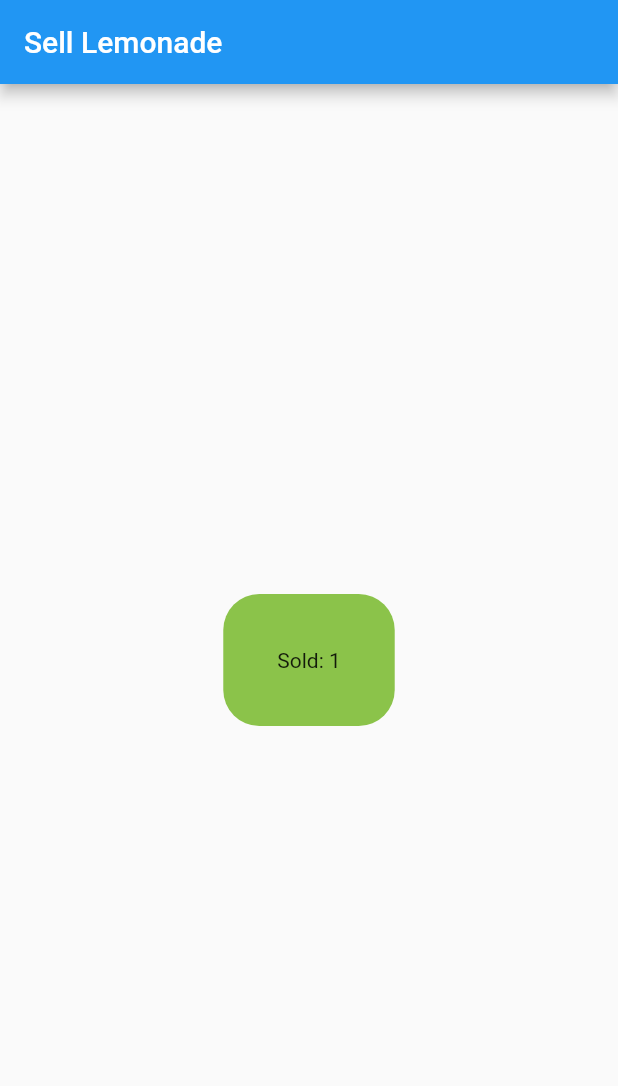
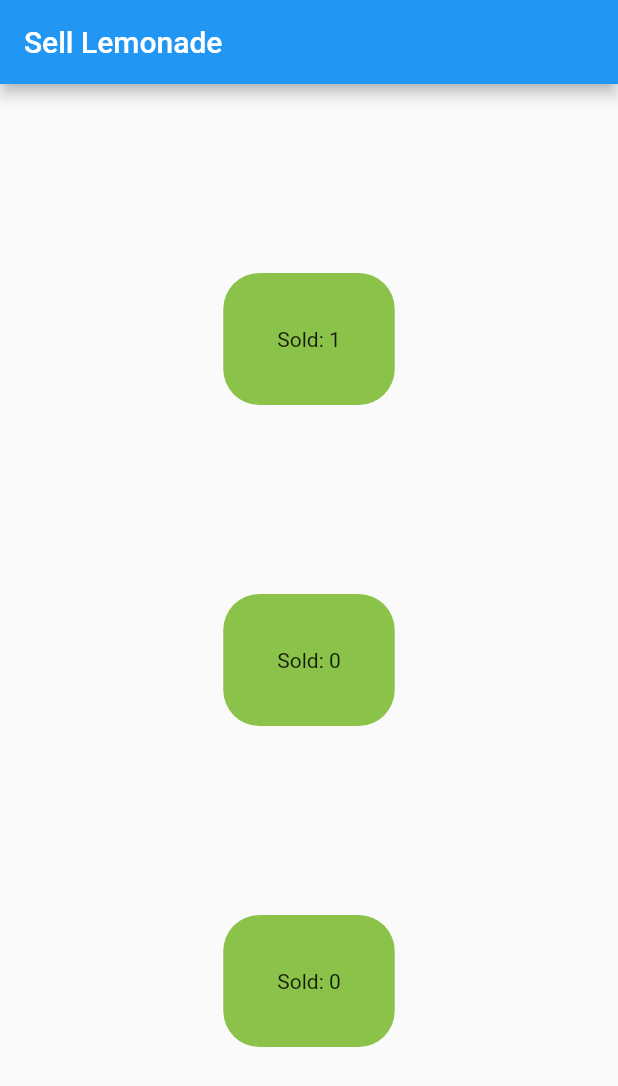
Before and after one commit to eharris733/LemonadeSeller, a Flutter app: the screen it shows after launch, after a tap on an icon or button, on a phone screen of 412 x 824 dp. Shown: the top 1086 px of the screen. Run offline on Flutter 3.47's test engine with Material 2 defaults, Android fonts, the phone set to English and light mode, and no system bars.

Commit message:
Added multiple buttons and layed them out in rows and columns

```diff
--- a/lib/genericButton.dart
+++ b/lib/genericButton.dart
@@ -9,10 +9,10 @@ class GenericButton extends StatefulWidget {
 
 
   class _ButtonState extends State<GenericButton>{
-  int money = 0;
+  int _money = 0;
   void _makeMoney(){
     setState(() {
-      money++;
+      _money++;
     });
   }
   Widget build(BuildContext context) {
@@ -29,7 +29,7 @@ class GenericButton extends StatefulWidget {
           color: Colors.lightGreen,
           borderRadius: BorderRadius.circular(24.0),
         ),
-        child: Text('Sold: $money'),
+        child: Text('Sold: $_money'),
       ),
     );
   }
--- a/lib/main.dart
+++ b/lib/main.dart
@@ -1,7 +1,7 @@
 import 'package:flutter/material.dart';
 import 'package:test_hello_world/genericButton.dart';
 
-void main ()=> runApp(MainPage());
+void main () => runApp(MainPage());
 
 
 class MainPage extends StatelessWidget{
@@ -17,7 +17,6 @@ class MainPage extends StatelessWidget{
 
 class MyHomePage extends StatelessWidget {
   final String title;
-
   MyHomePage({Key key, this.title}) : super(key: key);
 
   @override
@@ -25,8 +24,18 @@ class MyHomePage extends StatelessWidget {
     return Scaffold(
       appBar: AppBar(
         title: Text(title),
+
       ),
-      body: Center(child: GenericButton()),
-    );
+      body: Row(
+        mainAxisAlignment: MainAxisAlignment.center,
+        children: <Widget>[
+        Column(
+        mainAxisAlignment: MainAxisAlignment.spaceEvenly,
+        //crossAxisAlignment: CrossAxisAlignment.center,
+        children: <Widget>[GenericButton(),
+        GenericButton(),
+        GenericButton(),]
+        ),]
+    ));
   }
 }
```
Also changed, not shown: 1 other file.
